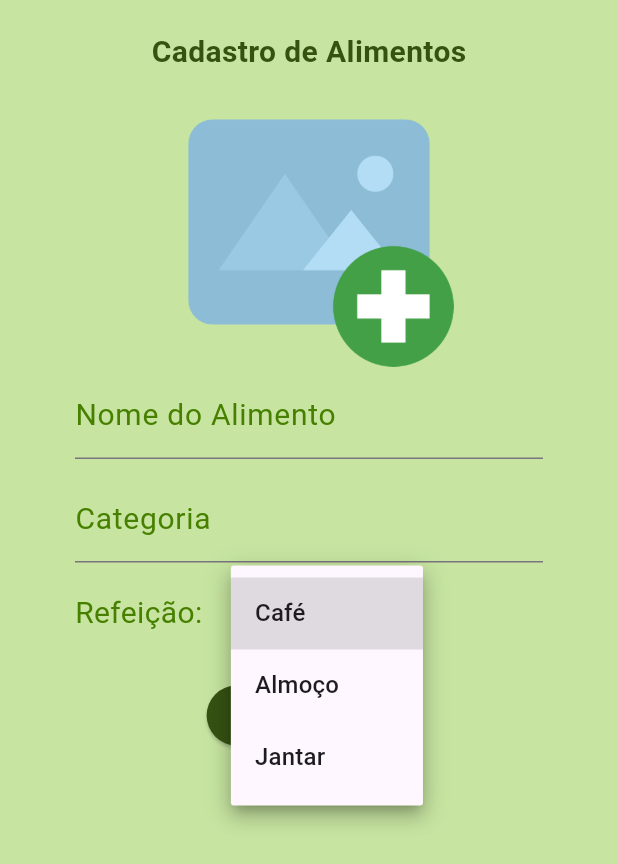
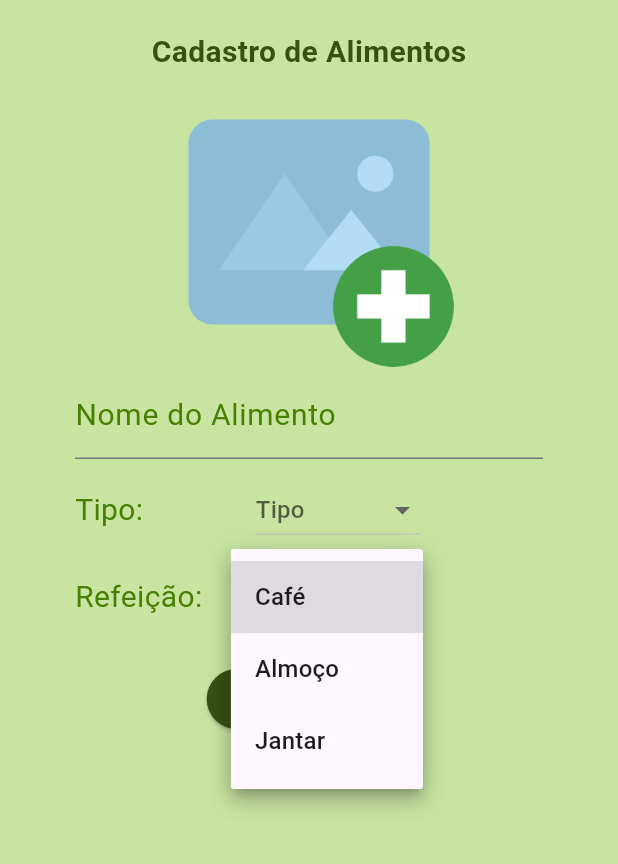
Before and after one commit to PedroLucasFernandes/app-nutricao, a Flutter app: the NovoAlimento screen opened by its route, after a tap on "Refeição", on a phone screen of 412 x 824 dp. Shown: the top 864 px of the screen. Run offline on Flutter 3.47's test engine with Material 3 defaults, Android fonts, the phone set to English and light mode, and no system bars; our stand-ins replace image_picker, mask_text_input_formatter.

```diff
--- a/lib/main.dart
+++ b/lib/main.dart
@@ -18,6 +18,7 @@ class MyApp extends StatelessWidget {
     return MaterialApp(
       initialRoute: "/first_page",
       routes: {
+        "/first_page" : (context) => FirstPage(),
         "/signup_page" : (context) => SignupPage(),
         "/login_page" : (context) => LoginPage(),
         "/home_page" : (context) => HomePage(),
--- a/lib/pages/myprofile_page.dart
+++ b/lib/pages/myprofile_page.dart
@@ -278,9 +278,7 @@ class _MyProfileState extends State<MyProfile> {
                   Container(
                     width: 200,
                     child: ElevatedButton(
-                      onPressed: (){
-
-                      },
+                      onPressed: () => Navigator.of(context).pushReplacementNamed("/first_page"),
                       style: ButtonStyle(
                         backgroundColor: MaterialStatePropertyAll(Colors.white),
                         shape: MaterialStatePropertyAll(
--- a/lib/pages/new_food.dart
+++ b/lib/pages/new_food.dart
@@ -24,8 +24,10 @@ class _NovoAlimentoState extends State<NovoAlimento> {
   TextEditingController foodNameController= TextEditingController();
   TextEditingController typeController = TextEditingController();
 
-  final dropValue = ValueNotifier("");
-  final dropOptions = ["Café", "Almoço", "Jantar"];
+  final typedropValue = ValueNotifier("");
+  final typeDropOptions = ["Bebida", "Proteína", "Carboidrato", "Fruta", "Grão"];
+  final mealdropValue = ValueNotifier("");
+  final mealDropOptions = ["Café", "Almoço", "Jantar"];
 
   @override
   Widget build(BuildContext context) {
@@ -79,17 +81,35 @@ class _NovoAlimentoState extends State<NovoAlimento> {
                   SizedBox(
                     height: 10,
                   ),
-                  TextFormField(
-                    controller: typeController,
-                    keyboardType: TextInputType.name,
-                    decoration: InputDecoration(
-                      labelText: "Categoria",
-                      labelStyle: TextStyle(
+                  Row(
+                    mainAxisAlignment: MainAxisAlignment.start,
+                    children: [
+                      Text(
+                        "Tipo:",
+                        style: TextStyle(
                         color: Color(0XFF478000),
                         fontWeight: FontWeight.w400,
                         fontSize: 20,
+                        ),
                       ),
-                    ),
+                      SizedBox(width: 75,),
+                      ValueListenableBuilder(
+                        valueListenable: typedropValue,
+                        builder: (BuildContext context, String value, _) {
+                          return DropdownButton <String>(
+                            hint: Text("Tipo"),
+                            value: (value.isEmpty) ? null : value,
+                            onChanged: (option) => typedropValue.value = option.toString(),
+                            items: typeDropOptions
+                            .map((op) => DropdownMenuItem(
+                                  child: Text(op),
+                                  value: op,
+                                ))
+                            .toList(),
+                          );
+                        }
+                      ),
+                    ],
                   ),
                   SizedBox(
                     height: 10,
@@ -107,13 +127,13 @@ class _NovoAlimentoState extends State<NovoAlimento> {
                       ),
                       SizedBox(width: 35,),
                       ValueListenableBuilder(
-                        valueListenable: dropValue,
+                        valueListenable: mealdropValue,
                         builder: (BuildContext context, String value, _) {
                           return DropdownButton <String>(
                             hint: Text("Refeição"),
                             value: (value.isEmpty) ? null : value,
-                            onChanged: (option) => dropValue.value = option.toString(),
-                            items: dropOptions
+                            onChanged: (option) => mealdropValue.value = option.toString(),
+                            items: mealDropOptions
                             .map((op) => DropdownMenuItem(
                                   child: Text(op),
                                   value: op,
@@ -130,8 +150,8 @@ class _NovoAlimentoState extends State<NovoAlimento> {
                   ElevatedButton(
                     onPressed: () {
                       final foodname = foodNameController.text;
-                      final type = typeController.text;
-                      final meal = dropValue.value;
+                      final type = typedropValue.value;
+                      final meal = mealdropValue.value;
 
                       if (foodname.isEmpty) {
                         ScaffoldMessenger.of(context).showSnackBar(
@@ -143,7 +163,14 @@ class _NovoAlimentoState extends State<NovoAlimento> {
                       } else if (type.isEmpty) {
                         ScaffoldMessenger.of(context).showSnackBar(
                           SnackBar(
-                            content: Text('Categoria não pode ser vazia.'),
+                            content: Text('Selecione um Tipo.'),
+                            backgroundColor: Colors.red,
+                          ),
+                        );
+                      } else if (type != "Bebida" && type != "Proteína" && type != "Grão" && type != "Carboidrato" && type != "Fruta") {
+                        ScaffoldMessenger.of(context).showSnackBar(
+                          SnackBar(
+                            content: Text('Tipo deve ser Bebida, Proteína, Grão, Carboidrato ou Fruta.'),
                             backgroundColor: Colors.red,
                           ),
                         );
```
